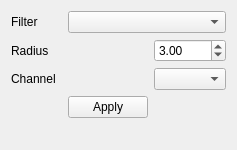
Qt form Code/GUI/lib/Resources/SegmentationSeedBaseWidget.ui (gofigure2/GoFigure2) before a commit.
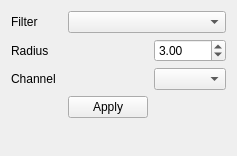
The same form after that commit.

Patch:
```diff
--- a/Code/GUI/lib/Resources/SegmentationSeedBaseWidget.ui
+++ b/Code/GUI/lib/Resources/SegmentationSeedBaseWidget.ui
@@ -7,7 +7,7 @@
     <x>0</x>
     <y>0</y>
     <width>237</width>
-    <height>150</height>
+    <height>156</height>
    </rect>
   </property>
   <property name="sizePolicy">
```
Left out of the diff: 3 changed lines with no effect on the pictures.
